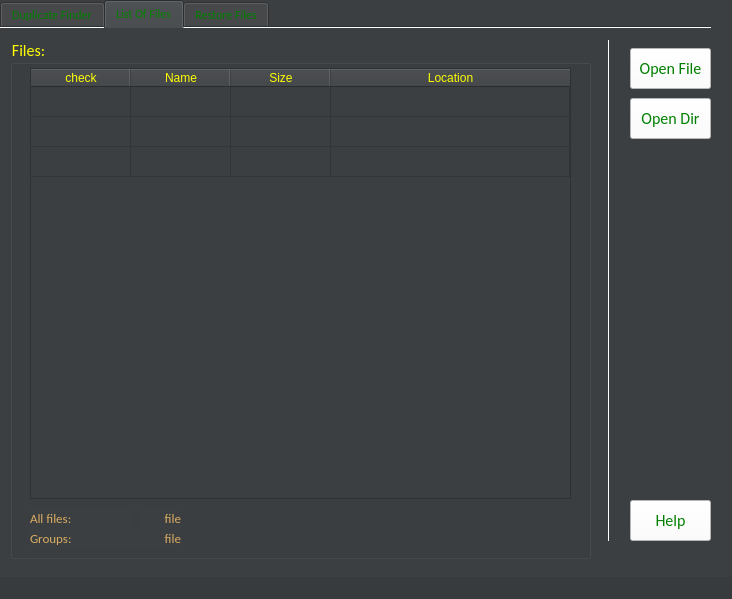
bestmahdi2/DuplicatedFinder, file ProgramFile/DuplicateFinderQT.ui: the form before one commit.
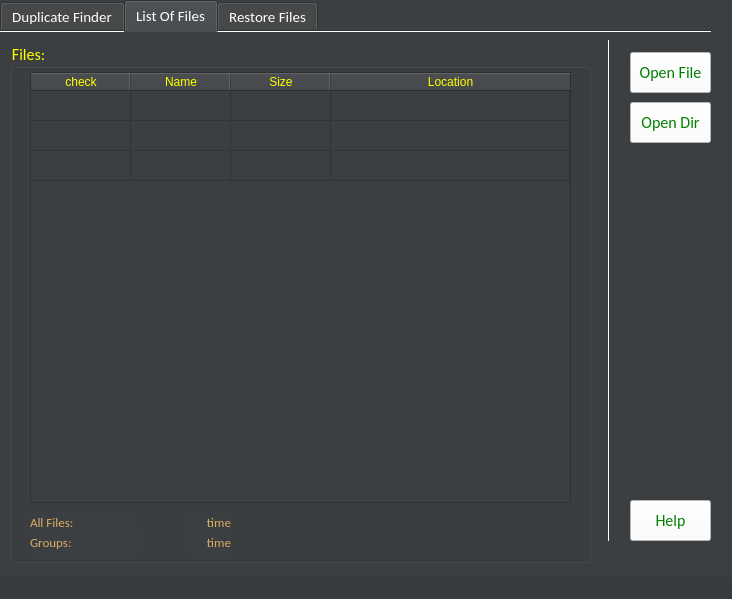
The form after the commit. The open tabs and pages were chosen to show the change.

Commit message: GUI changed the colors and sizes and objects names

```diff
--- a/ProgramFile/DuplicateFinderQT.ui
+++ b/ProgramFile/DuplicateFinderQT.ui
@@ -136,6 +136,7 @@
     <property name="font">
      <font>
       <family>Calibri</family>
+      <pointsize>11</pointsize>
       <weight>50</weight>
       <bold>false</bold>
      </font>
@@ -143,6 +144,9 @@
     <property name="statusTip">
      <string/>
     </property>
+    <property name="styleSheet">
+     <string notr="true">color:white</string>
+    </property>
     <property name="tabPosition">
      <enum>QTabWidget::North</enum>
     </property>
@@ -1326,207 +1330,7 @@
       <property name="title">
        <string>Files:</string>
       </property>
-      <widget class="QLabel" name="Label_Progress_text_10">
-       <property name="geometry">
-        <rect>
-         <x>20</x>
-         <y>490</y>
-         <width>111</width>
-         <height>21</height>
-        </rect>
-       </property>
-       <property name="sizePolicy">
-        <sizepolicy hsizetype="Expanding" vsizetype="Expanding">
-         <horstretch>0</horstretch>
-         <verstretch>0</verstretch>
-        </sizepolicy>
-       </property>
-       <property name="font">
-        <font>
-         <family>Calibri</family>
-         <pointsize>10</pointsize>
-         <weight>50</weight>
-         <bold>false</bold>
-         <stylestrategy>PreferDefault</stylestrategy>
-         <kerning>true</kerning>
-        </font>
-       </property>
-       <property name="contextMenuPolicy">
-        <enum>Qt::DefaultContextMenu</enum>
-       </property>
-       <property name="statusTip">
-        <string/>
-       </property>
-       <property name="styleSheet">
-        <string notr="true">color:#D9AC63</string>
-       </property>
-       <property name="frameShape">
-        <enum>QFrame::NoFrame</enum>
-       </property>
-       <property name="text">
-        <string>Groups:</string>
-       </property>
-       <property name="textFormat">
-        <enum>Qt::AutoText</enum>
-       </property>
-       <property name="alignment">
-        <set>Qt::AlignLeading|Qt::AlignLeft|Qt::AlignVCenter</set>
-       </property>
-       <property name="wordWrap">
-        <bool>true</bool>
-       </property>
-      </widget>
-      <widget class="QLabel" name="Label_Progress_text_11">
-       <property name="geometry">
-        <rect>
-         <x>20</x>
-         <y>470</y>
-         <width>101</width>
-         <height>21</height>
-        </rect>
-       </property>
-       <property name="sizePolicy">
-        <sizepolicy hsizetype="Expanding" vsizetype="Expanding">
-         <horstretch>0</horstretch>
-         <verstretch>0</verstretch>
-        </sizepolicy>
-       </property>
-       <property name="font">
-        <font>
-         <family>Calibri</family>
-         <pointsize>10</pointsize>
-         <weight>50</weight>
-         <bold>false</bold>
-         <stylestrategy>PreferDefault</stylestrategy>
-         <kerning>true</kerning>
-        </font>
-       </property>
-       <property name="contextMenuPolicy">
-        <enum>Qt::DefaultContextMenu</enum>
-       </property>
-       <property name="statusTip">
-        <string/>
-       </property>
-       <property name="styleSheet">
-        <string notr="true">color:#D9AC63</string>
-       </property>
-       <property name="frameShape">
-        <enum>QFrame::NoFrame</enum>
-       </property>
-       <property name="text">
-        <string>All files:</string>
-       </property>
-       <property name="textFormat">
-        <enum>Qt::AutoText</enum>
-       </property>
-       <property name="alignment">
-        <set>Qt::AlignLeading|Qt::AlignLeft|Qt::AlignVCenter</set>
-       </property>
-       <property name="wordWrap">
-        <bool>true</bool>
-       </property>
-      </widget>
-      <widget class="QLabel" name="Label_Progress_text_14">
-       <property name="geometry">
-        <rect>
-         <x>130</x>
-         <y>470</y>
-         <width>41</width>
-         <height>21</height>
-        </rect>
-       </property>
-       <property name="sizePolicy">
-        <sizepolicy hsizetype="Expanding" vsizetype="Expanding">
-         <horstretch>0</horstretch>
-         <verstretch>0</verstretch>
-        </sizepolicy>
-       </property>
-       <property name="font">
-        <font>
-         <family>Calibri</family>
-         <pointsize>10</pointsize>
-         <weight>50</weight>
-         <bold>false</bold>
-         <stylestrategy>PreferDefault</stylestrategy>
-         <kerning>true</kerning>
-        </font>
-       </property>
-       <property name="contextMenuPolicy">
-        <enum>Qt::DefaultContextMenu</enum>
-       </property>
-       <property name="statusTip">
-        <string/>
-       </property>
-       <property name="styleSheet">
-        <string notr="true">color:#D9AC63</string>
-       </property>
-       <property name="frameShape">
-        <enum>QFrame::NoFrame</enum>
-       </property>
-       <property name="text">
-        <string>file</string>
-       </property>
-       <property name="textFormat">
-        <enum>Qt::AutoText</enum>
-       </property>
-       <property name="alignment">
-        <set>Qt::AlignRight|Qt::AlignTrailing|Qt::AlignVCenter</set>
-       </property>
-       <property name="wordWrap">
-        <bool>true</bool>
-       </property>
-      </widget>
-      <widget class="QLabel" name="Label_Progress_text_15">
-       <property name="geometry">
-        <rect>
-         <x>130</x>
-         <y>490</y>
-         <width>41</width>
-         <height>21</height>
-        </rect>
-       </property>
-       <property name="sizePolicy">
-        <sizepolicy hsizetype="Expanding" vsizetype="Expanding">
-         <horstretch>0</horstretch>
-         <verstretch>0</verstretch>
-        </sizepolicy>
-       </property>
-       <property name="font">
-        <font>
-         <family>Calibri</family>
-         <pointsize>10</pointsize>
-         <weight>50</weight>
-         <bold>false</bold>
-         <stylestrategy>PreferDefault</stylestrategy>
-         <kerning>true</kerning>
-        </font>
-       </property>
-       <property name="contextMenuPolicy">
-        <enum>Qt::DefaultContextMenu</enum>
-       </property>
-       <property name="statusTip">
-        <string/>
-       </property>
-       <property name="styleSheet">
-        <string notr="true">color:#D9AC63</string>
-       </property>
-       <property name="frameShape">
-        <enum>QFrame::NoFrame</enum>
-       </property>
-       <property name="text">
-        <string>file</string>
-       </property>
-       <property name="textFormat">
-        <enum>Qt::AutoText</enum>
-       </property>
-       <property name="alignment">
-        <set>Qt::AlignRight|Qt::AlignTrailing|Qt::AlignVCenter</set>
-       </property>
-       <property name="wordWrap">
-        <bool>true</bool>
-       </property>
-      </widget>
-      <widget class="QTableWidget" name="tableWidget">
+      <widget class="QTableWidget" name="tableWidget_files">
        <property name="geometry">
         <rect>
          <x>20</x>
@@ -1598,6 +1402,206 @@
         </property>
        </column>
       </widget>
+      <widget class="QLabel" name="Label_Files_num_2">
+       <property name="geometry">
+        <rect>
+         <x>180</x>
+         <y>470</y>
+         <width>41</width>
+         <height>21</height>
+        </rect>
+       </property>
+       <property name="sizePolicy">
+        <sizepolicy hsizetype="Expanding" vsizetype="Expanding">
+         <horstretch>0</horstretch>
+         <verstretch>0</verstretch>
+        </sizepolicy>
+       </property>
+       <property name="font">
+        <font>
+         <family>Calibri</family>
+         <pointsize>10</pointsize>
+         <weight>50</weight>
+         <bold>false</bold>
+         <stylestrategy>PreferDefault</stylestrategy>
+         <kerning>true</kerning>
+        </font>
+       </property>
+       <property name="contextMenuPolicy">
+        <enum>Qt::DefaultContextMenu</enum>
+       </property>
+       <property name="statusTip">
+        <string/>
+       </property>
+       <property name="styleSheet">
+        <string notr="true">color:#D9AC63</string>
+       </property>
+       <property name="frameShape">
+        <enum>QFrame::NoFrame</enum>
+       </property>
+       <property name="text">
+        <string>time</string>
+       </property>
+       <property name="textFormat">
+        <enum>Qt::AutoText</enum>
+       </property>
+       <property name="alignment">
+        <set>Qt::AlignRight|Qt::AlignTrailing|Qt::AlignVCenter</set>
+       </property>
+       <property name="wordWrap">
+        <bool>true</bool>
+       </property>
+      </widget>
+      <widget class="QLabel" name="Label_Files_2">
+       <property name="geometry">
+        <rect>
+         <x>20</x>
+         <y>470</y>
+         <width>101</width>
+         <height>21</height>
+        </rect>
+       </property>
+       <property name="sizePolicy">
+        <sizepolicy hsizetype="Expanding" vsizetype="Expanding">
+         <horstretch>0</horstretch>
+         <verstretch>0</verstretch>
+        </sizepolicy>
+       </property>
+       <property name="font">
+        <font>
+         <family>Calibri</family>
+         <pointsize>10</pointsize>
+         <weight>50</weight>
+         <bold>false</bold>
+         <stylestrategy>PreferDefault</stylestrategy>
+         <kerning>true</kerning>
+        </font>
+       </property>
+       <property name="contextMenuPolicy">
+        <enum>Qt::DefaultContextMenu</enum>
+       </property>
+       <property name="statusTip">
+        <string/>
+       </property>
+       <property name="styleSheet">
+        <string notr="true">color:#D9AC63</string>
+       </property>
+       <property name="frameShape">
+        <enum>QFrame::NoFrame</enum>
+       </property>
+       <property name="text">
+        <string>All Files:</string>
+       </property>
+       <property name="textFormat">
+        <enum>Qt::AutoText</enum>
+       </property>
+       <property name="alignment">
+        <set>Qt::AlignLeading|Qt::AlignLeft|Qt::AlignVCenter</set>
+       </property>
+       <property name="wordWrap">
+        <bool>true</bool>
+       </property>
+      </widget>
+      <widget class="QLabel" name="Label_Groups_num_2">
+       <property name="geometry">
+        <rect>
+         <x>180</x>
+         <y>490</y>
+         <width>41</width>
+         <height>21</height>
+        </rect>
+       </property>
+       <property name="sizePolicy">
+        <sizepolicy hsizetype="Expanding" vsizetype="Expanding">
+         <horstretch>0</horstretch>
+         <verstretch>0</verstretch>
+        </sizepolicy>
+       </property>
+       <property name="font">
+        <font>
+         <family>Calibri</family>
+         <pointsize>10</pointsize>
+         <weight>50</weight>
+         <bold>false</bold>
+         <stylestrategy>PreferDefault</stylestrategy>
+         <kerning>true</kerning>
+        </font>
+       </property>
+       <property name="contextMenuPolicy">
+        <enum>Qt::DefaultContextMenu</enum>
+       </property>
+       <property name="statusTip">
+        <string/>
+       </property>
+       <property name="styleSheet">
+        <string notr="true">color:#D9AC63</string>
+       </property>
+       <property name="frameShape">
+        <enum>QFrame::NoFrame</enum>
+       </property>
+       <property name="text">
+        <string>time</string>
+       </property>
+       <property name="textFormat">
+        <enum>Qt::AutoText</enum>
+       </property>
+       <property name="alignment">
+        <set>Qt::AlignRight|Qt::AlignTrailing|Qt::AlignVCenter</set>
+       </property>
+       <property name="wordWrap">
+        <bool>true</bool>
+       </property>
+      </widget>
+      <widget class="QLabel" name="Label_Groups_2">
+       <property name="geometry">
+        <rect>
+         <x>20</x>
+         <y>490</y>
+         <width>111</width>
+         <height>21</height>
+        </rect>
+       </property>
+       <property name="sizePolicy">
+        <sizepolicy hsizetype="Expanding" vsizetype="Expanding">
+         <horstretch>0</horstretch>
+         <verstretch>0</verstretch>
+        </sizepolicy>
+       </property>
+       <property name="font">
+        <font>
+         <family>Calibri</family>
+         <pointsize>10</pointsize>
+         <weight>50</weight>
+         <bold>false</bold>
+         <stylestrategy>PreferDefault</stylestrategy>
+         <kerning>true</kerning>
+        </font>
+       </property>
+       <property name="contextMenuPolicy">
+        <enum>Qt::DefaultContextMenu</enum>
+       </property>
+       <property name="statusTip">
+        <string/>
+       </property>
+       <property name="styleSheet">
+        <string notr="true">color:#D9AC63</string>
+       </property>
+       <property name="frameShape">
+        <enum>QFrame::NoFrame</enum>
+       </property>
+       <property name="text">
+        <string>Groups:</string>
+       </property>
+       <property name="textFormat">
+        <enum>Qt::AutoText</enum>
+       </property>
+       <property name="alignment">
+        <set>Qt::AlignLeading|Qt::AlignLeft|Qt::AlignVCenter</set>
+       </property>
+       <property name="wordWrap">
+        <bool>true</bool>
+       </property>
+      </widget>
      </widget>
      <widget class="QPushButton" name="Button_stop_2">
       <property name="geometry">
@@ -1623,7 +1627,7 @@
        <string>Cancel Operation</string>
       </property>
       <property name="styleSheet">
-       <string notr="true">background-color:white</string>
+       <string notr="true">background-color:white;color:green</string>
       </property>
       <property name="text">
        <string>Open Dir</string>
@@ -1656,7 +1660,7 @@
        <string>Rename Files</string>
       </property>
       <property name="styleSheet">
-       <string notr="true">background-color:white</string>
+       <string notr="true">background-color:white;color:green</string>
       </property>
       <property name="text">
        <string>Open File</string>
```
Left out of the diff: 164 changed lines with no effect on the pictures. The commit also changes 1 other file.
